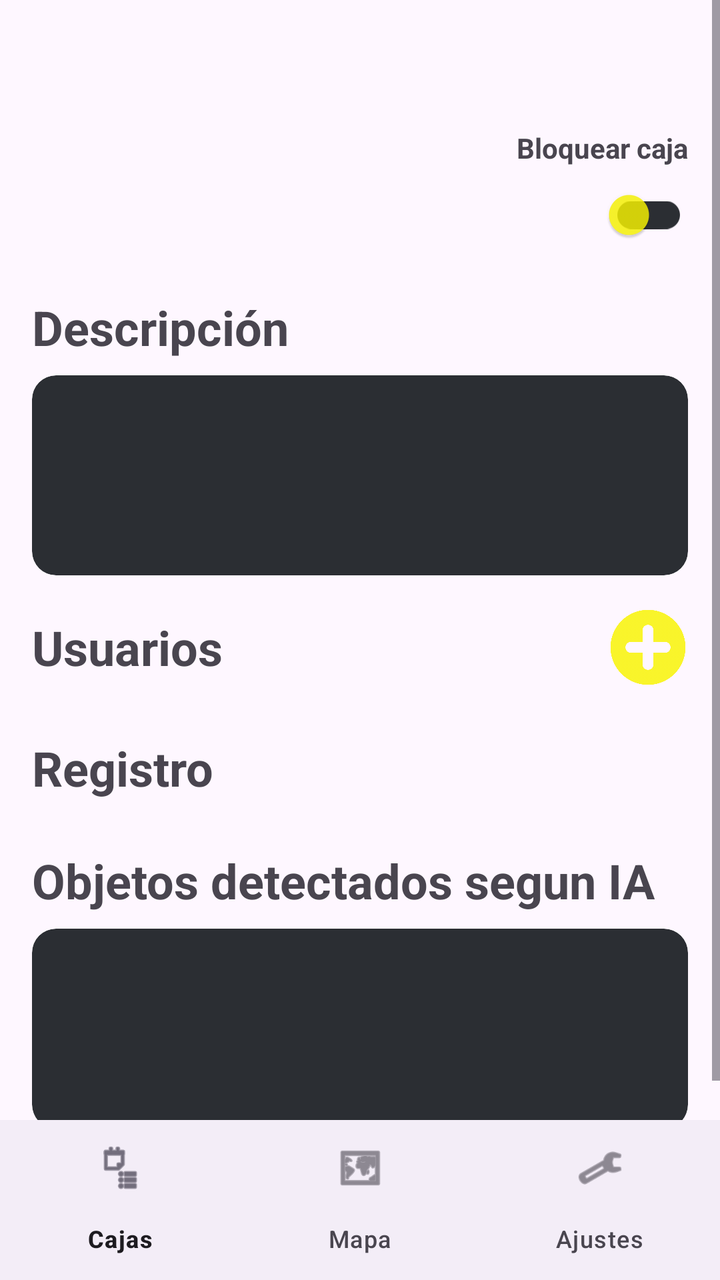
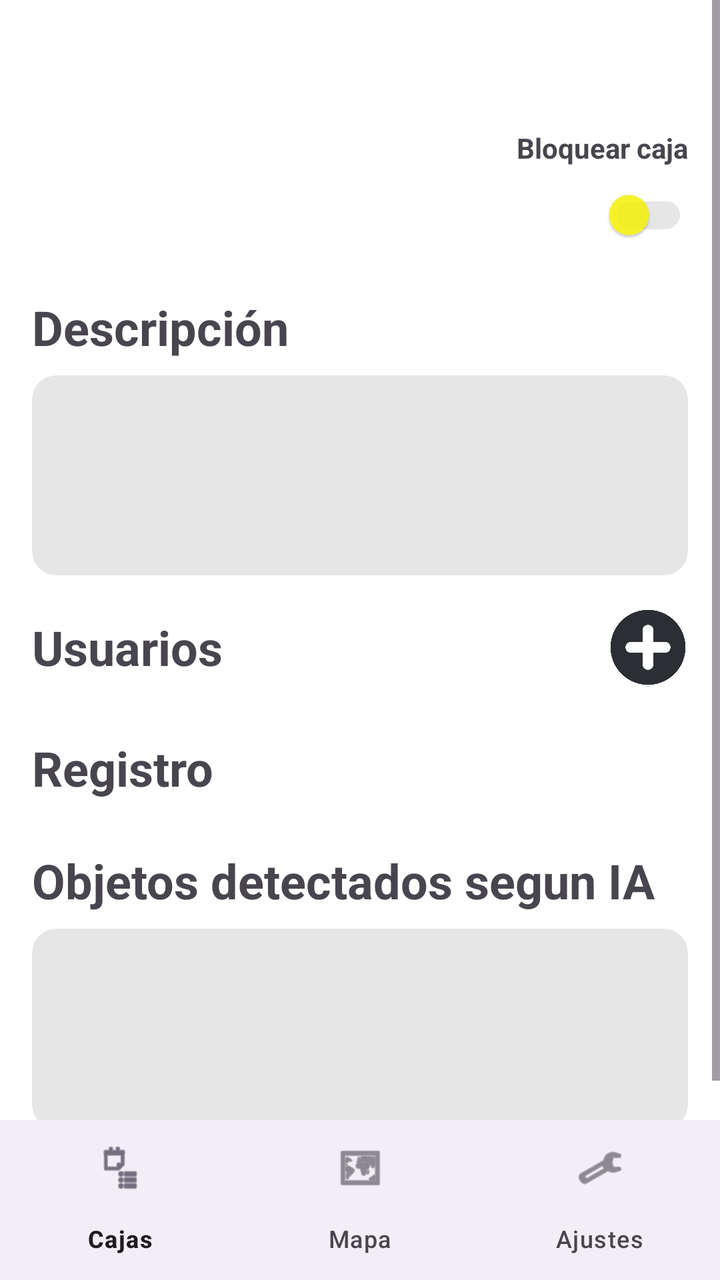

Before-and-after screenshots of an Android layout around one commit, followed by the original layout XML and the change that was made.
<!-- AndroidManifest.xml: application theme Theme.ProyeIoT -->
<!-- res/layout/activity_caja.xml -->
<?xml version="1.0" encoding="utf-8"?>
<LinearLayout xmlns:android="http://schemas.android.com/apk/res/android"
    xmlns:app="http://schemas.android.com/apk/res-auto"
    android:id="@+id/main"
    android:layout_width="match_parent"
    android:layout_height="match_parent"
    android:orientation="vertical">

    <FrameLayout
        android:layout_width="match_parent"
        android:layout_height="0dp"
        android:layout_weight="1">

        <ScrollView
            android:layout_width="match_parent"
            android:layout_height="match_parent">

            <LinearLayout
                android:layout_width="match_parent"
                android:layout_height="wrap_content"
                android:orientation="vertical"
                android:padding="16dp">

                <TextView
                    android:id="@+id/tvNombreCaja"
                    android:layout_width="match_parent"
                    android:layout_height="wrap_content"
                    android:gravity="center"
                    android:textSize="36sp"
                    android:textStyle="bold" />

                <TextView
                    android:layout_width="match_parent"
                    android:layout_height="wrap_content"
                    android:gravity="end"
                    android:text="Bloquear caja"
                    android:textStyle="bold" />

                <androidx.appcompat.widget.SwitchCompat
                    android:id="@+id/switchBloquear"
                    android:layout_width="match_parent"
                    android:layout_height="wrap_content"
                    android:gravity="end|center_vertical"
                    app:thumbTint="@color/boton_fondo"
                    app:trackTint="#2B2E33" />

                
                <TextView
                    android:layout_width="wrap_content"
                    android:layout_height="wrap_content"
                    android:layout_marginTop="16dp"
                    android:layout_marginBottom="8dp"
                    android:text="Descripción"
                    android:textSize="24sp"
                    android:textStyle="bold" />

                <com.google.android.material.card.MaterialCardView
                    android:layout_width="match_parent"
                    android:layout_height="wrap_content"
                    app:cardBackgroundColor="#2B2E33"
                    app:cardCornerRadius="12dp"
                    app:cardElevation="0dp"
                    app:strokeWidth="0dp">

                    <TextView
                        android:id="@+id/tvDescripcion"
                        android:layout_width="match_parent"
                        android:layout_height="wrap_content"
                        android:minHeight="100dp"
                        android:padding="16dp"
                        android:textColor="#FFFFFF" />
                </com.google.android.material.card.MaterialCardView>

                
                <LinearLayout
                    android:layout_width="match_parent"
                    android:layout_height="wrap_content"
                    android:layout_marginTop="16dp"
                    android:layout_marginBottom="8dp"
                    android:gravity="center_vertical"
                    android:orientation="horizontal">

                    <TextView
                        android:layout_width="0dp"
                        android:layout_height="wrap_content"
                        android:layout_weight="1"
                        android:text="Usuarios"
                        android:textSize="24sp"
                        android:textStyle="bold" />

                    <ImageButton
                        android:layout_width="40dp"
                        android:layout_height="40dp"
                        android:background="@android:color/transparent"
                        android:contentDescription="Añadir usuario"
                        android:scaleType="fitCenter"
                        android:src="@drawable/icono_anadir"
                        app:tint="@color/boton_fondo" />
                </LinearLayout>

                <com.google.android.material.card.MaterialCardView
                    android:layout_width="match_parent"
                    android:layout_height="wrap_content"
                    app:cardBackgroundColor="#2B2E33"
                    app:cardCornerRadius="12dp"
                    app:cardElevation="0dp"
                    app:strokeWidth="0dp">

                    <LinearLayout
                        android:id="@+id/rvUsuarios"
                        android:layout_width="match_parent"
                        android:layout_height="wrap_content"
                        android:orientation="vertical" />
                </com.google.android.material.card.MaterialCardView>

                
                <TextView
                    android:layout_width="wrap_content"
                    android:layout_height="wrap_content"
                    android:layout_marginTop="16dp"
                    android:layout_marginBottom="8dp"
                    android:text="Registro"
                    android:textSize="24sp"
                    android:textStyle="bold" />

                <com.google.android.material.card.MaterialCardView
                    android:layout_width="match_parent"
                    android:layout_height="wrap_content"
                    app:cardBackgroundColor="#2B2E33"
                    app:cardCornerRadius="12dp"
                    app:cardElevation="0dp"
                    app:strokeWidth="0dp">

                    <LinearLayout
                        android:id="@+id/rvRegistro"
                        android:layout_width="match_parent"
                        android:layout_height="wrap_content"
                        android:orientation="vertical" />
                </com.google.android.material.card.MaterialCardView>

                
                <TextView
                    android:layout_width="wrap_content"
                    android:layout_height="wrap_content"
                    android:layout_marginTop="16dp"
                    android:layout_marginBottom="8dp"
                    android:text="Objetos detectados segun IA"
                    android:textSize="24sp"
                    android:textStyle="bold" />

                <com.google.android.material.card.MaterialCardView
                    android:layout_width="match_parent"
                    android:layout_height="wrap_content"
                    app:cardBackgroundColor="#2B2E33"
                    app:cardCornerRadius="12dp"
                    app:cardElevation="0dp"
                    app:strokeWidth="0dp">

                    <TextView
                        android:id="@+id/tvObjetos"
                        android:layout_width="match_parent"
                        android:layout_height="wrap_content"
                        android:minHeight="100dp"
                        android:padding="16dp"
                        android:textColor="#FFFFFF" />
                </com.google.android.material.card.MaterialCardView>

            </LinearLayout>
        </ScrollView>
    </FrameLayout>

    <com.google.android.material.bottomnavigation.BottomNavigationView
        android:id="@+id/bottomNav"
        android:layout_width="match_parent"
        android:layout_height="wrap_content"
        app:menu="@menu/menu_inferior" />

</LinearLayout>
<!-- resources referenced by this layout -->
<resources>
  <color name="boton_fondo">@color/color_main</color>
  <!-- drawable icono_anadir: png bitmap (drawable, 11934 bytes) -->
  <style name="Theme.ProyeIoT" parent="Base.Theme.ProyeIoT" />
  <color name="color_main">#D6F8F402</color>
  <style name="Base.Theme.ProyeIoT" parent="Theme.Material3.DayNight.NoActionBar">
          <item name="materialButtonStyle">@style/Widget.ProyeIoT.Button</item>
      </style>
  <style name="Widget.ProyeIoT.Button" parent="Widget.Material3.Button">
          <item name="backgroundTint">@color/boton_fondo</item>
          <item name="android:textColor">@color/color_blanco</item>
          <item name="color">@color/color_negro</item>
      </style>
  <color name="color_blanco">#FFFFFF</color>
  <color name="color_negro">#000000</color>
</resources>

<!-- the commit's change to res/layout/activity_caja.xml (unified diff, before → after) -->
@@ -42,7 +42,7 @@
                     android:layout_height="wrap_content"
                     android:gravity="end|center_vertical"
                     app:thumbTint="@color/boton_fondo"
-                    app:trackTint="#2B2E33" />
+                    app:trackTint="@color/fondo_2" />
 
                 
                 <TextView
@@ -57,7 +57,7 @@
                 <com.google.android.material.card.MaterialCardView
                     android:layout_width="match_parent"
                     android:layout_height="wrap_content"
-                    app:cardBackgroundColor="#2B2E33"
+                    app:cardBackgroundColor="@color/fondo_2"
                     app:cardCornerRadius="12dp"
                     app:cardElevation="0dp"
                     app:strokeWidth="0dp">
@@ -68,7 +68,7 @@
                         android:layout_height="wrap_content"
                         android:minHeight="100dp"
                         android:padding="16dp"
-                        android:textColor="#FFFFFF" />
+                        android:textColor="@color/texto_cajas" />
                 </com.google.android.material.card.MaterialCardView>
 
                 
@@ -95,13 +95,13 @@
                         android:contentDescription="Añadir usuario"
                         android:scaleType="fitCenter"
                         android:src="@drawable/icono_anadir"
-                        app:tint="@color/boton_fondo" />
+                        app:tint="@color/fondo_3" />
                 </LinearLayout>
 
                 <com.google.android.material.card.MaterialCardView
                     android:layout_width="match_parent"
                     android:layout_height="wrap_content"
-                    app:cardBackgroundColor="#2B2E33"
+                    app:cardBackgroundColor="@color/fondo_2"
                     app:cardCornerRadius="12dp"
                     app:cardElevation="0dp"
                     app:strokeWidth="0dp">
@@ -111,6 +111,7 @@
                         android:layout_width="match_parent"
                         android:layout_height="wrap_content"
                         android:orientation="vertical" />
+
                 </com.google.android.material.card.MaterialCardView>
 
                 
@@ -126,7 +127,7 @@
                 <com.google.android.material.card.MaterialCardView
                     android:layout_width="match_parent"
                     android:layout_height="wrap_content"
-                    app:cardBackgroundColor="#2B2E33"
+                    app:cardBackgroundColor="@color/fondo_2"
                     app:cardCornerRadius="12dp"
                     app:cardElevation="0dp"
                     app:strokeWidth="0dp">
@@ -151,7 +152,7 @@
                 <com.google.android.material.card.MaterialCardView
                     android:layout_width="match_parent"
                     android:layout_height="wrap_content"
-                    app:cardBackgroundColor="#2B2E33"
+                    app:cardBackgroundColor="@color/fondo_2"
                     app:cardCornerRadius="12dp"
                     app:cardElevation="0dp"
                     app:strokeWidth="0dp">
@@ -162,7 +163,7 @@
                         android:layout_height="wrap_content"
                         android:minHeight="100dp"
                         android:padding="16dp"
-                        android:textColor="#FFFFFF" />
+                        android:textColor="@color/texto_cajas" />
                 </com.google.android.material.card.MaterialCardView>
 
             </LinearLayout>
<!-- resource entries referenced after the edit -->
@@ -1,12 +1,19 @@
 <!-- resources referenced by this layout -->
 <resources>
   <color name="boton_fondo">@color/color_main</color>
+  <color name="fondo_2">#E6E6E6</color>
+  <color name="fondo_3">#2B2E33</color>
+  <color name="texto_cajas">#000000</color>
   <!-- drawable icono_anadir: png bitmap (drawable, 11934 bytes) -->
-  <style name="Theme.ProyeIoT" parent="Base.Theme.ProyeIoT" />
+  <style name="Theme.ProyeIoT" parent="Base.Theme.ProyeIoT">
+          <item name="android:colorBackground">@color/fondo_1</item>
+          <item name="android:windowBackground">@color/fondo_1</item>
+      </style>
   <color name="color_main">#D6F8F402</color>
   <style name="Base.Theme.ProyeIoT" parent="Theme.Material3.DayNight.NoActionBar">
           <item name="materialButtonStyle">@style/Widget.ProyeIoT.Button</item>
       </style>
+  <color name="fondo_1">#FFFFFFFF</color>
   <style name="Widget.ProyeIoT.Button" parent="Widget.Material3.Button">
           <item name="backgroundTint">@color/boton_fondo</item>
           <item name="android:textColor">@color/color_blanco</item>
